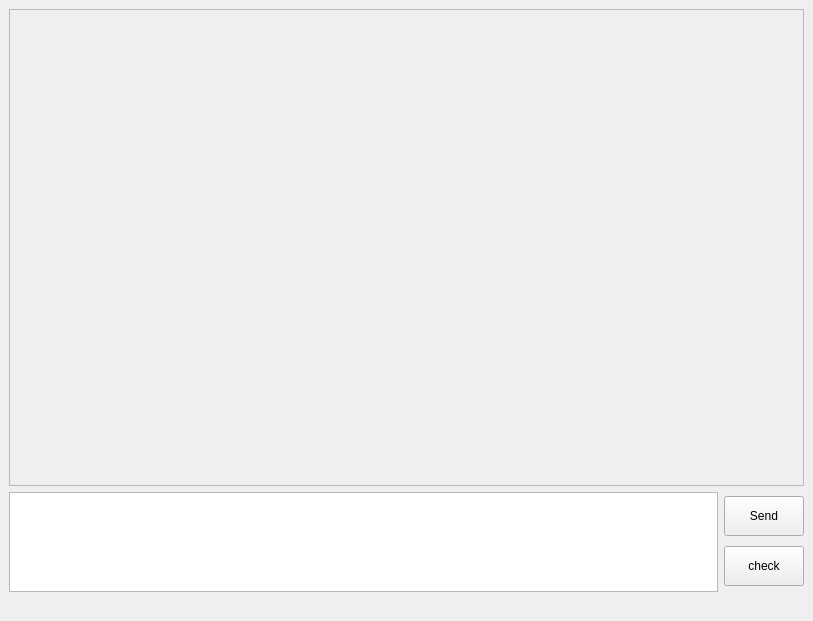
The window that verbiverse/UI/MainWindow.ui (HATTER-LONG/Verbiverse) describes before a commit, drawn with Qt 5.
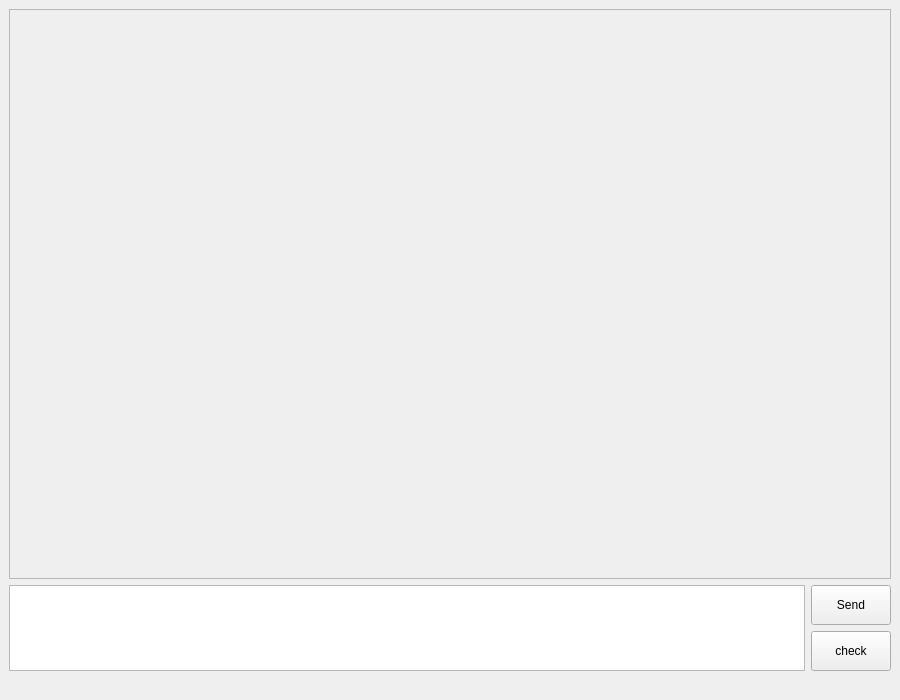
The same window after the commit.

What changed in the file:
```diff
--- a/verbiverse/UI/MainWindow.ui
+++ b/verbiverse/UI/MainWindow.ui
@@ -6,10 +6,22 @@
    <rect>
     <x>0</x>
     <y>0</y>
-    <width>813</width>
-    <height>621</height>
+    <width>900</width>
+    <height>700</height>
    </rect>
   </property>
+  <property name="sizePolicy">
+   <sizepolicy hsizetype="Expanding" vsizetype="Expanding">
+    <horstretch>0</horstretch>
+    <verstretch>0</verstretch>
+   </sizepolicy>
+  </property>
+  <property name="minimumSize">
+   <size>
+    <width>900</width>
+    <height>700</height>
+   </size>
+  </property>
   <property name="windowTitle">
    <string>MainWindow</string>
   </property>
@@ -33,7 +45,7 @@
         <widget class="QWidget" name="scrollAreaWidgetContents_2">
          <property name="geometry">
           <rect>
-           <x>47</x>
+           <x>98</x>
            <y>0</y>
            <width>677</width>
            <height>392</height>
@@ -48,7 +60,7 @@
         <item>
          <widget class="QTextEdit" name="user_text_edit">
           <property name="sizePolicy">
-           <sizepolicy hsizetype="Expanding" vsizetype="Preferred">
+           <sizepolicy hsizetype="Expanding" vsizetype="Fixed">
             <horstretch>0</horstretch>
             <verstretch>0</verstretch>
            </sizepolicy>
@@ -56,13 +68,13 @@
           <property name="minimumSize">
            <size>
             <width>600</width>
-            <height>100</height>
+            <height>80</height>
            </size>
           </property>
           <property name="maximumSize">
            <size>
             <width>16777215</width>
-            <height>500</height>
+            <height>200</height>
            </size>
           </property>
          </widget>
```
Left out of the diff: 2 changed lines with no effect on the pictures.
